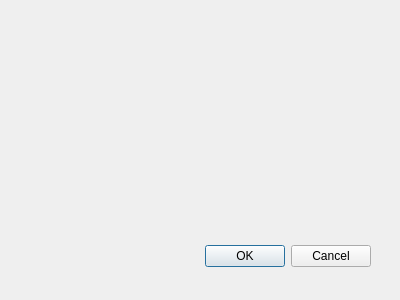
Above: Editor/Dialogs/Systems/dialogsystemproperty.ui from RPG-Paper-Maker/RPG-Paper-Maker before the change. Below: the same form after it.
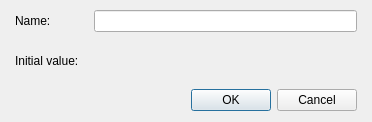
That is the form after the change. Custom widgets are drawn as their Qt base class.

Commit message: [WIP] Object properties: dialog system property

What changed in the file:
```diff
--- a/Editor/Dialogs/Systems/dialogsystemproperty.ui
+++ b/Editor/Dialogs/Systems/dialogsystemproperty.ui
@@ -8,31 +8,90 @@
    <rect>
     <x>0</x>
     <y>0</y>
-    <width>400</width>
-    <height>300</height>
+    <width>372</width>
+    <height>122</height>
    </rect>
   </property>
   <property name="windowTitle">
    <string>Dialog</string>
   </property>
-  <widget name="buttonBox" class="QDialogButtonBox">
-   <property name="geometry">
-    <rect>
-     <x>30</x>
-     <y>240</y>
-     <width>341</width>
-     <height>32</height>
-    </rect>
+  <layout class="QGridLayout" name="gridLayout_2">
+   <property name="leftMargin">
+    <number>15</number>
    </property>
-   <property name="orientation">
-    <enum>Qt::Horizontal</enum>
+   <property name="topMargin">
+    <number>10</number>
    </property>
-   <property name="standardButtons">
-    <set>QDialogButtonBox::Cancel|QDialogButtonBox::Ok</set>
+   <property name="rightMargin">
+    <number>15</number>
    </property>
-  </widget>
+   <property name="bottomMargin">
+    <number>10</number>
+   </property>
+   <item row="0" column="0">
+    <layout class="QVBoxLayout" name="verticalLayout">
+     <property name="spacing">
+      <number>15</number>
+     </property>
+     <item>
+      <layout class="QGridLayout" name="gridLayout">
+       <item row="0" column="0">
+        <widget class="QLabel" name="label">
+         <property name="text">
+          <string>Name:</string>
+         </property>
+        </widget>
+       </item>
+       <item row="0" column="1">
+        <widget class="QLineEdit" name="lineEditName"/>
+       </item>
+       <item row="1" column="0">
+        <widget class="QLabel" name="label_2">
+         <property name="text">
+          <string>Initial value:</string>
+         </property>
+        </widget>
+       </item>
+       <item row="1" column="1">
+        <widget class="PanelPrimitiveValue" name="panelPrimitiveValueInitial" native="true">
+         <property name="minimumSize">
+          <size>
+           <width>250</width>
+           <height>27</height>
+          </size>
+         </property>
+         <property name="maximumSize">
+          <size>
+           <width>250</width>
+           <height>27</height>
+          </size>
+         </property>
+        </widget>
+       </item>
+      </layout>
+     </item>
+     <item>
+      <widget class="QDialogButtonBox" name="buttonBox">
+       <property name="orientation">
+        <enum>Qt::Horizontal</enum>
+       </property>
+       <property name="standardButtons">
+        <set>QDialogButtonBox::Cancel|QDialogButtonBox::Ok</set>
+       </property>
+      </widget>
+     </item>
+    </layout>
+   </item>
+  </layout>
  </widget>
- <pixmapfunction/>
+ <customwidgets>
+  <customwidget>
+   <class>PanelPrimitiveValue</class>
+   <extends>QWidget</extends>
+   <header>panelprimitivevalue.h</header>
+   <container>1</container>
+  </customwidget>
+ </customwidgets>
  <resources/>
  <connections>
   <connection>
```
Left out of the diff: 8 changed lines with no effect on the pictures. The commit also changes 26 other files.
